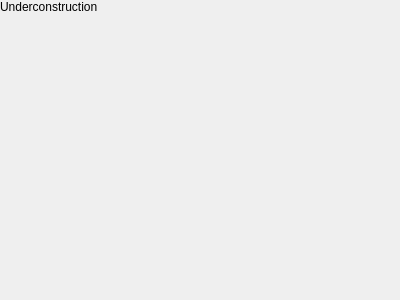
This is src/SettingExampleForm.ui in soramimi/Guitar as Qt 5 draws it before an edit. The edited form follows.
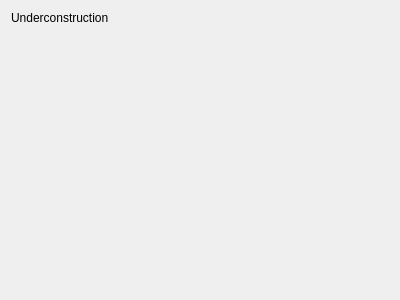
This is the edited form.

What changed in the file:
```diff
--- a/src/SettingExampleForm.ui
+++ b/src/SettingExampleForm.ui
@@ -14,18 +14,6 @@
    <string>Form</string>
   </property>
   <layout class="QVBoxLayout" name="verticalLayout">
-   <property name="leftMargin">
-    <number>0</number>
-   </property>
-   <property name="topMargin">
-    <number>0</number>
-   </property>
-   <property name="rightMargin">
-    <number>0</number>
-   </property>
-   <property name="bottomMargin">
-    <number>0</number>
-   </property>
    <item>
     <widget class="QLabel" name="label">
      <property name="text">
```
Left out of the diff: 2 changed lines with no effect on the pictures.
